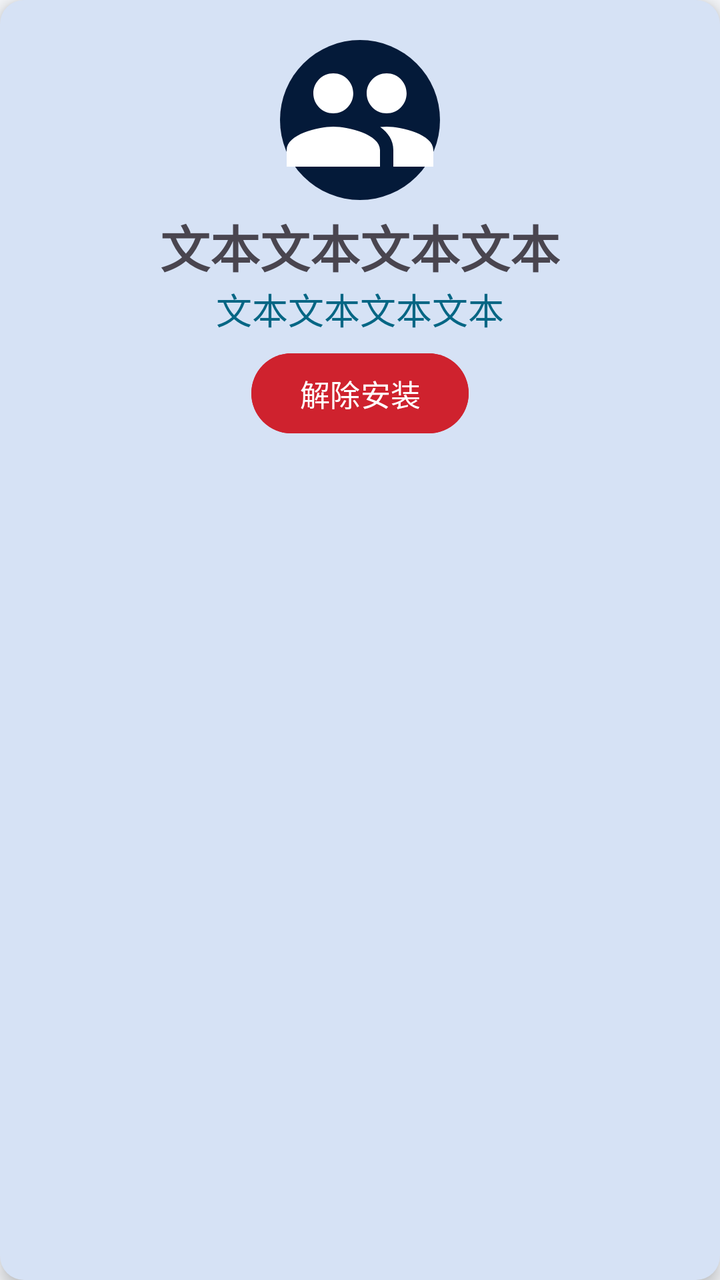
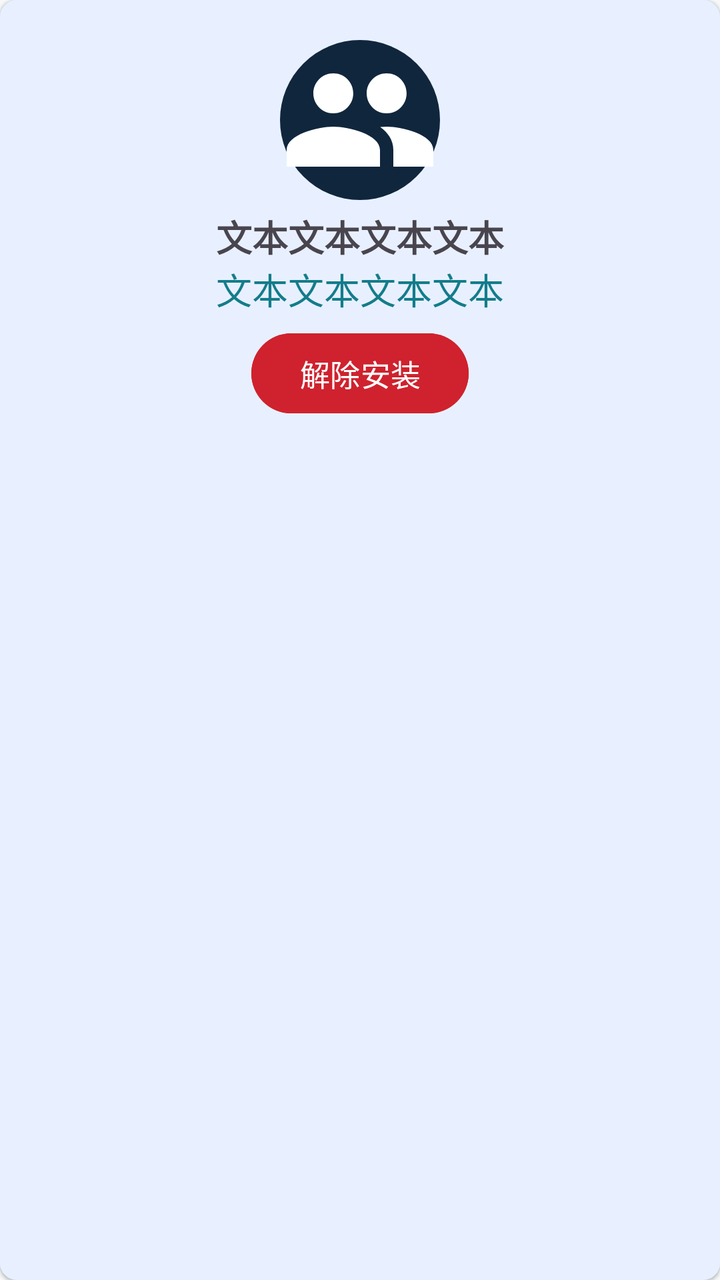

Before-and-after screenshots of an Android layout around one commit, followed by the original layout XML and the change that was made.
<!-- AndroidManifest.xml: application theme Theme.Qgent -->
<!-- res/layout/item_team_github.xml -->
<?xml version="1.0" encoding="utf-8"?>
<androidx.constraintlayout.widget.ConstraintLayout xmlns:android="http://schemas.android.com/apk/res/android"
    android:layout_width="160dp"
    android:layout_height="wrap_content"
    android:background="@drawable/bg_card"
    android:backgroundTint="@color/blue_tint"
    android:paddingHorizontal="10dp"
    android:paddingBottom="10dp"
    android:layout_marginTop="10dp"
    android:elevation="5dp"
    android:layout_marginHorizontal="5dp"
    xmlns:app="http://schemas.android.com/apk/res-auto">
    <ImageView
        android:id="@+id/ivTeamPhoto"
        android:src="@drawable/ic_group"
        android:layout_marginTop="20dp"
        app:layout_constraintTop_toTopOf="parent"
        app:layout_constraintLeft_toLeftOf="parent"
        app:layout_constraintRight_toRightOf="parent"
        android:background="@drawable/bg_oval"
        android:backgroundTint="@color/deep_blue"
        android:layout_width="80dp"
        android:layout_height="80dp" />
    <TextView
        android:id="@+id/tvTeamName"
        android:text="@string/short_test"
        android:textSize="25sp"
        android:textStyle="bold"
        android:gravity="center_horizontal"
        app:layout_constraintRight_toRightOf="parent"
        app:layout_constraintLeft_toLeftOf="parent"
        android:layout_marginTop="5dp"
        app:layout_constraintTop_toBottomOf="@+id/ivTeamPhoto"
        android:layout_width="wrap_content"
        android:layout_height="wrap_content"/>
    <TextView
        android:id="@+id/tvRepositoryNum"
        android:text="@string/short_test"
        android:textSize="18sp"
        android:textColor="@color/teal"
        android:gravity="center_horizontal"
        app:layout_constraintRight_toRightOf="parent"
        app:layout_constraintLeft_toLeftOf="parent"
        app:layout_constraintTop_toBottomOf="@+id/tvTeamName"
        android:layout_width="wrap_content"
        android:layout_height="wrap_content"/>
    <com.google.android.material.button.MaterialButton
        android:id="@+id/btnUninstall"
        android:layout_width="wrap_content"
        android:layout_height="wrap_content"
        app:layout_constraintTop_toBottomOf="@id/tvRepositoryNum"
        android:gravity="center"
        android:layout_marginTop="5dp"
        app:layout_constraintLeft_toLeftOf="parent"
        app:layout_constraintRight_toRightOf="parent"
        android:text="@string/github_uninstall"
        android:textSize="15sp"
        android:backgroundTint="@color/diff_del_fg"/>


</androidx.constraintlayout.widget.ConstraintLayout>
<!-- resources referenced by this layout -->
<resources>
  <color name="blue_tint">#D6E2F5</color>
  <color name="deep_blue">#041A39</color>
  <color name="diff_del_fg">#CF222E</color>
  <color name="teal">#056684</color>
  <!-- drawable bg_card (drawable) -->
  <?xml version="1.0" encoding="utf-8"?>
  <shape xmlns:android="http://schemas.android.com/apk/res/android"
      android:shape="rectangle">
      <solid android:color="@color/white" />
      <corners android:radius="12dp" />
  </shape>
  <!-- drawable bg_oval (drawable) -->
  <?xml version="1.0" encoding="utf-8"?>
  <shape xmlns:android="http://schemas.android.com/apk/res/android"
      android:shape="oval">
      <solid android:color="#FFFFFFFF" />
      <solid android:color="@color/blue_tint" />
  </shape>
  <!-- drawable ic_group (drawable) -->
  <vector xmlns:android="http://schemas.android.com/apk/res/android"
      android:width="24dp"
      android:height="24dp"
      android:viewportWidth="24"
      android:viewportHeight="24">
      <path
          android:fillColor="@android:color/white"
          android:pathData="M16,11c1.66,0 2.99,-1.34 2.99,-3S17.66,5 16,5c-1.66,0 -3,1.34 -3,3S14.34,11 16,11zM8,11c1.66,0 2.99,-1.34 2.99,-3S9.66,5 8,5C6.34,5 5,6.34 5,8S6.34,11 8,11zM8,13c-2.33,0 -7,1.17 -7,3.5L1,19h14v-2.5C15,14.17 10.33,13 8,13zM16,13c-0.29,0 -0.62,0.02 -0.97,0.05c1.16,0.84 1.97,1.97 1.97,3.45L17,19h6v-2.5C23,14.17 18.33,13 16,13z" />
  </vector>
  <string name="github_uninstall">解除安装</string>
  <string name="short_test">文本文本文本文本</string>
  <style name="Theme.Qgent" parent="Base.Theme.Qgent" />
  <color name="white">#FFFFFFFF</color>
  <style name="Base.Theme.Qgent" parent="Theme.Material3.DayNight.NoActionBar">
          <item name="colorPrimary">@color/navy</item>
          <item name="colorOnPrimary">@color/white</item>
          <item name="colorPrimaryContainer">@color/blue_tint</item>
          <item name="colorOnPrimaryContainer">@color/navy</item>
          <item name="colorSecondary">@color/slate_gray</item>
          <item name="colorOnSecondary">@color/white</item>
          <item name="android:colorBackground">@color/off_white</item>
          <item name="colorSurface">@color/white</item>
          <item name="colorOnSurface">@color/charcoal</item>
          <item name="colorOnBackground">@color/charcoal</item>
          <item name="colorOutline">@color/gray</item>
          <item name="colorSurfaceVariant">@color/light_gray</item>
          <item name="colorOnSurfaceVariant">@color/gray_dark</item>
          <item name="android:statusBarColor">@android:color/transparent</item>
      </style>
  <color name="navy">#00183A</color>
  <color name="slate_gray">#55617C</color>
  <color name="off_white">#F6F8FB</color>
  <color name="charcoal">#1A1C1E</color>
  <color name="gray">#74777F</color>
  <color name="light_gray">#E9EAF2</color>
  <color name="gray_dark">#44474F</color>
</resources>

<!-- the commit's change to res/layout/item_team_github.xml (unified diff, before → after) -->
@@ -7,7 +7,7 @@
     android:paddingHorizontal="10dp"
     android:paddingBottom="10dp"
     android:layout_marginTop="10dp"
-    android:elevation="5dp"
+    android:elevation="1dp"
     android:layout_marginHorizontal="5dp"
     xmlns:app="http://schemas.android.com/apk/res-auto">
     <ImageView
@@ -24,7 +24,7 @@
     <TextView
         android:id="@+id/tvTeamName"
         android:text="@string/short_test"
-        android:textSize="25sp"
+        android:textSize="18sp"
         android:textStyle="bold"
         android:gravity="center_horizontal"
         app:layout_constraintRight_toRightOf="parent"
<!-- resource entries referenced after the edit -->
@@ -1,21 +1,23 @@
 <!-- resources referenced by this layout -->
 <resources>
-  <color name="blue_tint">#D6E2F5</color>
-  <color name="deep_blue">#041A39</color>
+  <color name="blue_tint">#E8F0FF</color>
+  <color name="deep_blue">#10263D</color>
   <color name="diff_del_fg">#CF222E</color>
-  <color name="teal">#056684</color>
+  <color name="teal">#137C8A</color>
   <!-- drawable bg_card (drawable) -->
   <?xml version="1.0" encoding="utf-8"?>
   <shape xmlns:android="http://schemas.android.com/apk/res/android"
       android:shape="rectangle">
       <solid android:color="@color/white" />
-      <corners android:radius="12dp" />
+      <stroke
+          android:width="1dp"
+          android:color="@color/divider" />
+      <corners android:radius="8dp" />
   </shape>
   <!-- drawable bg_oval (drawable) -->
   <?xml version="1.0" encoding="utf-8"?>
   <shape xmlns:android="http://schemas.android.com/apk/res/android"
       android:shape="oval">
-      <solid android:color="#FFFFFFFF" />
       <solid android:color="@color/blue_tint" />
   </shape>
   <!-- drawable ic_group (drawable) -->
@@ -32,13 +34,16 @@
   <string name="short_test">文本文本文本文本</string>
   <style name="Theme.Qgent" parent="Base.Theme.Qgent" />
   <color name="white">#FFFFFFFF</color>
+  <color name="divider">#E6EAF0</color>
   <style name="Base.Theme.Qgent" parent="Theme.Material3.DayNight.NoActionBar">
-          <item name="colorPrimary">@color/navy</item>
+          <item name="colorPrimary">@color/primary</item>
           <item name="colorOnPrimary">@color/white</item>
-          <item name="colorPrimaryContainer">@color/blue_tint</item>
-          <item name="colorOnPrimaryContainer">@color/navy</item>
-          <item name="colorSecondary">@color/slate_gray</item>
+          <item name="colorPrimaryContainer">@color/primary_container</item>
+          <item name="colorOnPrimaryContainer">@color/on_primary_container</item>
+          <item name="colorSecondary">@color/teal</item>
           <item name="colorOnSecondary">@color/white</item>
+          <item name="colorTertiary">@color/status_yellow</item>
+          <item name="colorOnTertiary">@color/white</item>
           <item name="android:colorBackground">@color/off_white</item>
           <item name="colorSurface">@color/white</item>
           <item name="colorOnSurface">@color/charcoal</item>
@@ -48,12 +53,14 @@
           <item name="colorOnSurfaceVariant">@color/gray_dark</item>
           <item name="android:statusBarColor">@android:color/transparent</item>
       </style>
-  <color name="navy">#00183A</color>
-  <color name="slate_gray">#55617C</color>
-  <color name="off_white">#F6F8FB</color>
-  <color name="charcoal">#1A1C1E</color>
-  <color name="gray">#74777F</color>
-  <color name="light_gray">#E9EAF2</color>
-  <color name="gray_dark">#44474F</color>
+  <color name="primary">#2F6FED</color>
+  <color name="primary_container">#E6F0FF</color>
+  <color name="on_primary_container">#001B3C</color>
+  <color name="status_yellow">#B7791F</color>
+  <color name="off_white">#F7F8FA</color>
+  <color name="charcoal">#17202A</color>
+  <color name="gray">#7B8794</color>
+  <color name="light_gray">#E4E9F0</color>
+  <color name="gray_dark">#4B5563</color>
 </resources>
 
